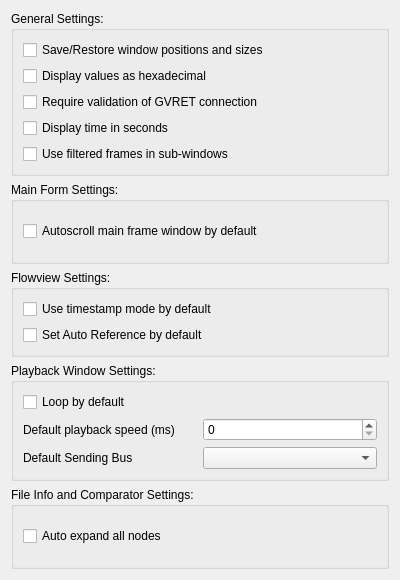
Old version of the form mainsettingsdialog.ui in the repository collin80/SavvyCAN.
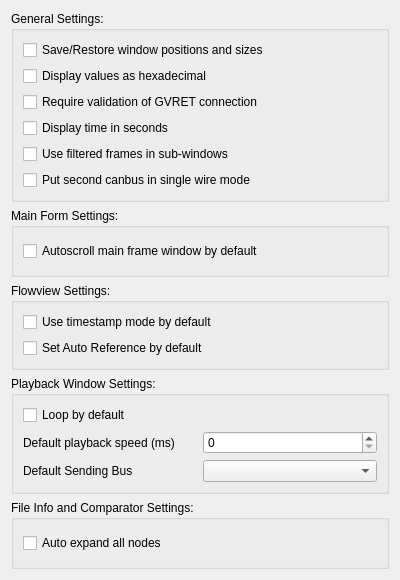
New version of the form.

Commit message: New version number, synched to upgraded GVRET version. Some fixes to make file comparator window work better. Add ability to enter single wire mode from SavvyCAN. Add continuous comm validation to SavvyCAN. It will now continuously make sure the connection seems to be viable and try to reconnect if things went south.

```diff
--- a/mainsettingsdialog.ui
+++ b/mainsettingsdialog.ui
@@ -55,6 +55,13 @@
         </property>
        </widget>
       </item>
+      <item>
+       <widget class="QCheckBox" name="cbSingleWire">
+        <property name="text">
+         <string>Put second canbus in single wire mode</string>
+        </property>
+       </widget>
+      </item>
      </layout>
     </widget>
    </item>
```
The commit also changes 6 other files.
